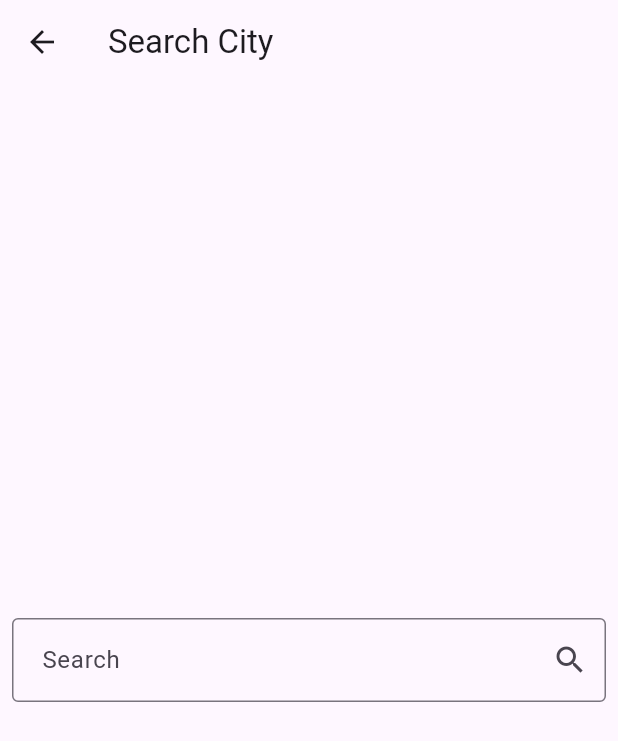
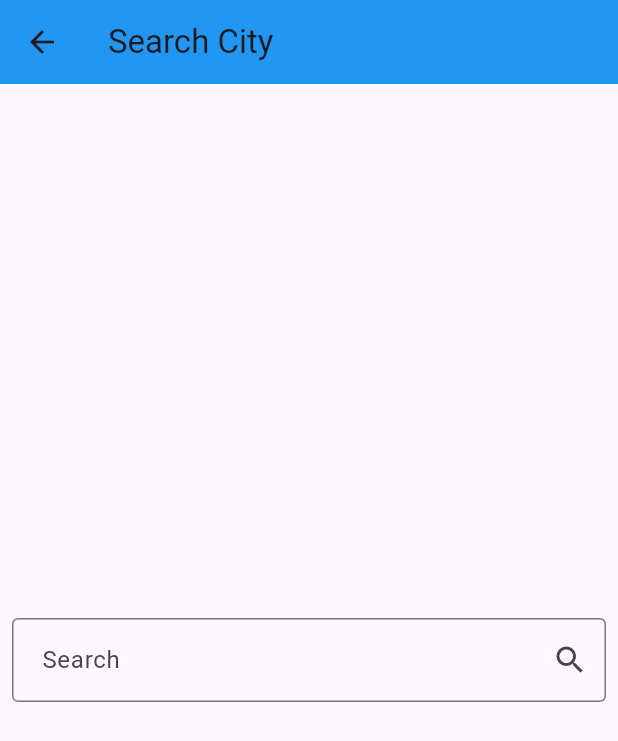
Before and after one commit to NesreenKhaled/weather_app, a Flutter app: the screen it shows after launch, after a tap on the "search" icon, on a phone screen of 412 x 824 dp. Shown: the top 741 px of the screen. Run offline on Flutter 3.47's test engine with Material 3 defaults, Android fonts, the phone set to English and light mode, and no system bars; our stand-ins replace dio, flutter_bloc.

Commit message:
change  app theme

```diff
--- a/lib/cubits/get_weather_cubit/get_weather_cubit.dart
+++ b/lib/cubits/get_weather_cubit/get_weather_cubit.dart
@@ -6,13 +6,13 @@ import 'package:dio/dio.dart';
 
 class GetWeatherCubit extends Cubit<Weatherstate> {
   GetWeatherCubit() : super(Intialstate());
-   late WeatherModel weatherModel;
+  WeatherModel? weatherModel;
   getweather({required String cityName}) async {
     try {
-       weatherModel = await WeatherService(
+      weatherModel = await WeatherService(
         Dio(),
       ).getCurrentWeather(cityName: cityName);
-      emit(Weatherloadedstate(weatherModel));
+      emit(Weatherloadedstate(weatherModel!));
     } catch (e) {
       emit(Weatherfailurstate(e.toString(), errormessage: ''));
     }
--- a/lib/main.dart
+++ b/lib/main.dart
@@ -1,4 +1,5 @@
 import 'package:flutter/material.dart';
+import 'package:weather_app/cubits/get_weather_cubit/get_weather_states.dart';
 import 'package:weather_app/views/home_view.dart';
 import 'package:flutter_bloc/flutter_bloc.dart';
 import 'cubits/get_weather_cubit/get_weather_cubit.dart';
@@ -14,10 +15,116 @@ class WeatherApp extends StatelessWidget {
   Widget build(BuildContext context) {
     return BlocProvider(
       create: (context) => GetWeatherCubit(),
-      child: const MaterialApp(
+      child: CustomMaterialApp(),
+          );
+        }
+}
+
+class CustomMaterialApp extends StatelessWidget {
+  const CustomMaterialApp({
+    super.key,
+  });
+
+  @override
+  Widget build(BuildContext context) {
+    return BlocBuilder<GetWeatherCubit, Weatherstate>(
+      builder: (context, state) {
+     return MaterialApp(
         debugShowCheckedModeBanner: false,
-        home: HomeView(),
-      ),
+        theme: ThemeData(
+          primarySwatch: getThemeColor(
+            BlocProvider.of<GetWeatherCubit>(context).weatherModel?.condition,
+          ),
+          appBarTheme: AppBarTheme(
+            backgroundColor: getThemeColor(
+              BlocProvider.of<GetWeatherCubit>(context).weatherModel?.condition,
+            ),
+          ),
+        ),
+        home: const HomeView(),
+      );}
     );
   }
 }
+
+MaterialColor getThemeColor(String? condition)  {
+  if (condition == null) {
+    return Colors.blue;
+  }
+  switch (condition) {
+    case 'Sunny':
+    case 'Clear':
+      return Colors.orange;
+
+    case 'Partly cloudy':
+    case 'Patchy rain nearby':
+    case 'Cloudy':
+    case 'Overcast':
+      return Colors.blueGrey;
+
+    case 'Mist':
+    case 'Fog':
+    case 'Freezing fog':
+      return Colors.grey;
+
+    case 'Patchy rain possible':
+    case 'Patchy light drizzle':
+    case 'Light drizzle':
+    case 'Light rain':
+    case 'Patchy light rain':
+    case 'Light rain shower':
+      return Colors.lightBlue;
+
+    case 'Moderate rain at times':
+    case 'Moderate rain':
+    case 'Heavy rain at times':
+    case 'Heavy rain':
+    case 'Moderate or heavy rain shower':
+    case 'Torrential rain shower':
+      return Colors.blue;
+
+    case 'Patchy snow possible':
+    case 'Patchy light snow':
+    case 'Light snow':
+    case 'Light snow showers':
+      return Colors.cyan;
+
+    case 'Patchy moderate snow':
+    case 'Moderate snow':
+    case 'Patchy heavy snow':
+    case 'Heavy snow':
+    case 'Moderate or heavy snow showers':
+      return Colors.indigo;
+
+    case 'Patchy sleet possible':
+    case 'Light sleet':
+    case 'Moderate or heavy sleet':
+    case 'Light sleet showers':
+    case 'Moderate or heavy sleet showers':
+      return Colors.teal;
+
+    case 'Patchy freezing drizzle possible':
+    case 'Freezing drizzle':
+    case 'Heavy freezing drizzle':
+    case 'Light freezing rain':
+    case 'Moderate or heavy freezing rain':
+    case 'Blowing snow':
+    case 'Blizzard':
+      return Colors.lightBlue;
+
+    case 'Ice pellets':
+    case 'Light showers of ice pellets':
+    case 'Moderate or heavy showers of ice pellets':
+      return Colors.deepOrange;
+
+    case 'Thundery outbreaks possible':
+    case 'Patchy light rain with thunder':
+    case 'Moderate or heavy rain with thunder':
+    case 'Patchy light snow with thunder':
+    case 'Moderate or heavy snow with thunder':
+      return Colors.deepPurple;
+
+    default:
+      return Colors.blue;
+  }
+}
--- a/lib/models/weather_model.dart
+++ b/lib/models/weather_model.dart
@@ -1,6 +1,6 @@
 class WeatherModel {
   final String cityName;
-  final String date;
+  final DateTime date;
   final String condition;
   final double temp;
   final double maxTemp;
@@ -18,7 +18,7 @@ class WeatherModel {
   factory WeatherModel.fromJson(json) {
     return WeatherModel(
       cityName: json['location']['name'],
-      date: json['current']['last_updated'],
+      date:  DateTime.parse(json['current']['last_updated']),
       condition: json['forecast']['forecastday'][0]['day']['condition']['text'],
       temp: json['forecast']['forecastday'][0]['day']['avgtemp_c'],
       maxTemp: json['forecast']['forecastday'][0]['day']['maxtemp_c'],
--- a/lib/views/home_view.dart
+++ b/lib/views/home_view.dart
@@ -5,7 +5,7 @@ import 'package:weather_app/views/search_view.dart';
 import 'package:weather_app/widgets/weather_info_body.dart';
 import 'package:weather_app/cubits/get_weather_cubit/get_weather_cubit.dart';
 import 'package:weather_app/cubits/get_weather_cubit/get_weather_states.dart';
-import 'package:weather_app/models/weather_model.dart';
+
 class HomeView extends StatelessWidget {
   const HomeView({Key? key}) : super(key: key);
 
--- a/lib/widgets/weather_info_body.dart
+++ b/lib/widgets/weather_info_body.dart
@@ -9,17 +9,17 @@ class WeatherInfoBody extends StatelessWidget {
 
   @override
   Widget build(BuildContext context) {
-    var weathermodel =BlocProvider.of<GetWeatherCubit>(context).weatherModel;
+WeatherModel weathermodel =BlocProvider.of<GetWeatherCubit>(context).weatherModel!;
     return Padding(
       padding: const EdgeInsets.symmetric(horizontal: 16),
       child: Column(
         mainAxisAlignment: MainAxisAlignment.center,
         children: [
          Text(
-            BlocProvider.of<GetWeatherCubit>(context).weatherModel.cityName,
+            BlocProvider.of<GetWeatherCubit>(context).weatherModel!.cityName,
             style: TextStyle(fontWeight: FontWeight.bold, fontSize: 32),
           ),
-          const Text('updated at 23:46', style: TextStyle(fontSize: 24)),
+         Text('updated at ${weathermodel.date.hour}:${weathermodel.date.minute} ', style: TextStyle(fontSize: 24)),
           const SizedBox(height: 32),
           Row(
             mainAxisAlignment: MainAxisAlignment.spaceBetween,
```
Also changed, not shown: lib/views/search_view.dart (+2 -5 lines).
